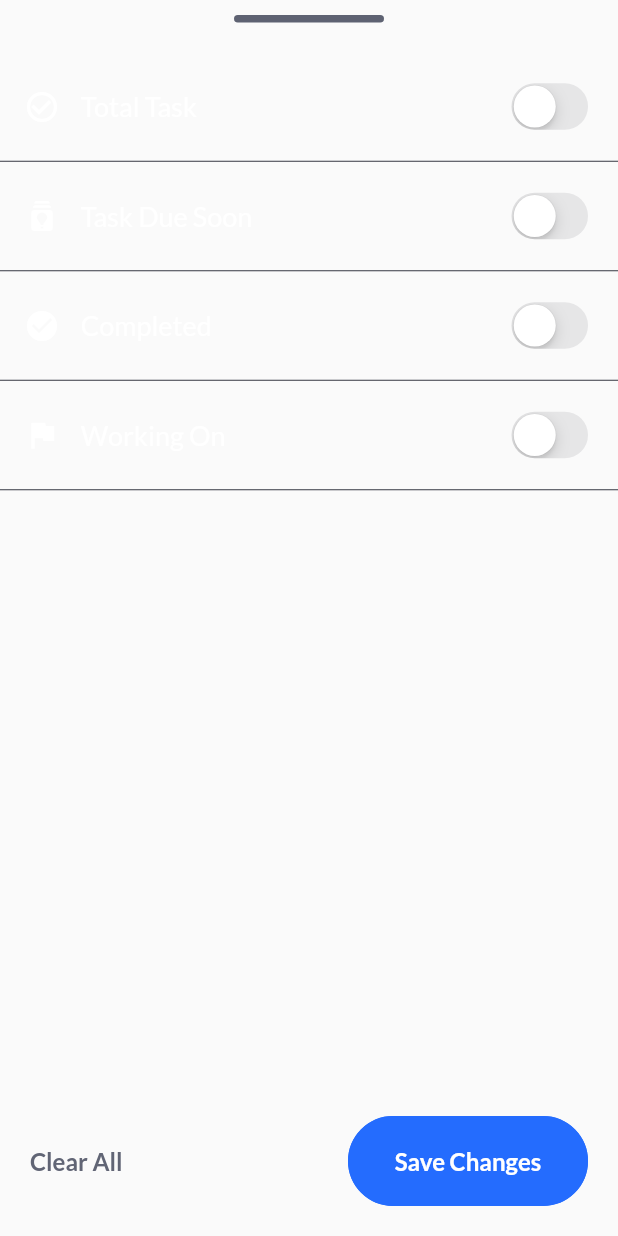
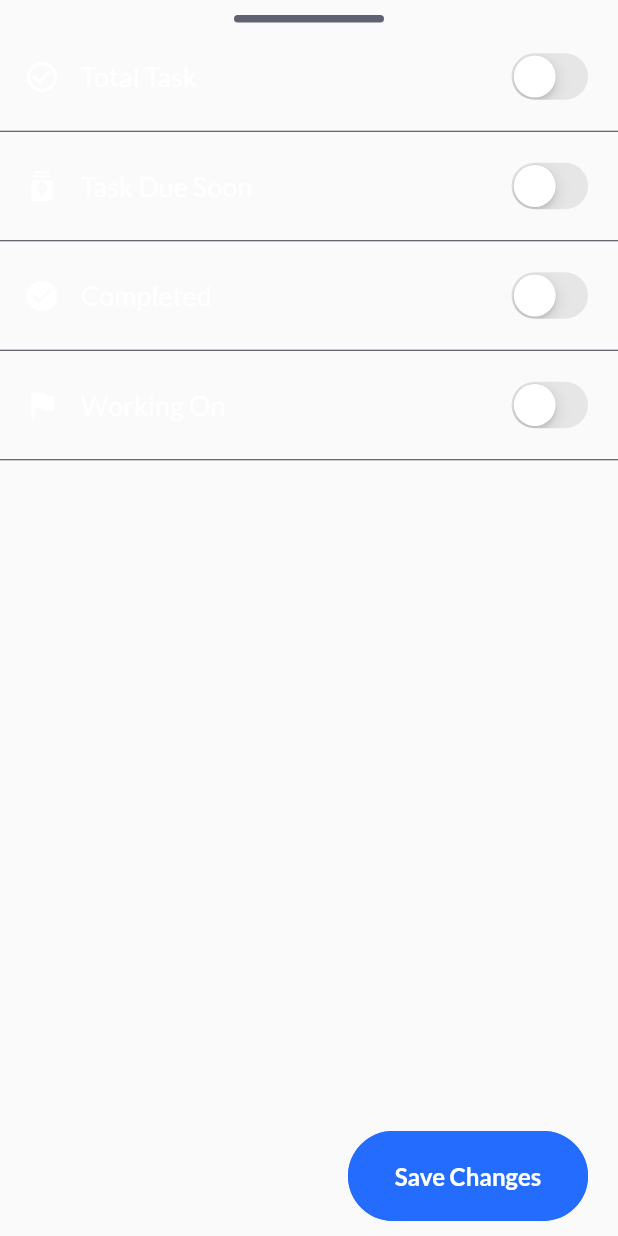
Before and after one commit to BooManLag/UMAK_PLM_Productivity, a Flutter app: the DashboardSettingsBottomSheet widget shown alone on an empty page, opened directly with empty values, on a phone screen of 412 x 824 dp. Run offline on Flutter 3.47's test engine with Material 2 defaults, Android fonts, the phone set to English and light mode, and no system bars; our stand-ins replace fl_chart, flutter_feather_icons, flutter_slidable, font_awesome_flutter, get, google_fonts and 2 more; missing offline and left inert: flutter_shapes.

Commit message:
Fixed Settings

```diff
--- a/lib/Screens/Dashboard/dashboard.dart
+++ b/lib/Screens/Dashboard/dashboard.dart
@@ -11,7 +11,6 @@ import 'package:productivity_app/widgets/BottomSheets/dashboard_settings_sheet.d
 import 'package:productivity_app/widgets/Buttons/primary_tab_buttons.dart';
 import 'package:productivity_app/widgets/Navigation/dasboard_header.dart';
 import 'package:productivity_app/widgets/Shapes/app_settings_icon.dart';
-
 import 'DashboardTabScreens/overview.dart';
 import 'DashboardTabScreens/productivity.dart';
 
--- a/lib/widgets/BottomSheets/dashboard_settings_sheet.dart
+++ b/lib/widgets/BottomSheets/dashboard_settings_sheet.dart
@@ -24,19 +24,14 @@ class DashboardSettingsBottomSheet extends StatelessWidget {
     return Column(children: [
       AppSpaces.verticalSpace10,
       BottomSheetHolder(),
-      AppSpaces.verticalSpace20,
       ToggleLabelOption(label: '    Total Task', notifierValue: totalTaskNotifier, icon: Icons.check_circle_outline),
       ToggleLabelOption(label: '    Task Due Soon', notifierValue: totalDueNotifier, icon: Icons.batch_prediction),
       ToggleLabelOption(label: '    Completed', notifierValue: totalCompletedNotifier, icon: Icons.check_circle),
       ToggleLabelOption(label: '    Working On', notifierValue: workingOnNotifier, icon: Icons.flag),
       Spacer(),
       Padding(
-        padding: EdgeInsets.only(right: 20.0, left: 20.0, bottom: 20.0),
-        child: Row(mainAxisAlignment: MainAxisAlignment.spaceBetween, children: [
-          AppTextButton(
-            buttonText: 'Clear All',
-            buttonSize: 16,
-          ),
+        padding: EdgeInsets.only(right: 20.0, left: 20.0, bottom: 10),
+        child: Row(mainAxisAlignment: MainAxisAlignment.end, children: [
           AppPrimaryButton(
             buttonHeight: 60,
             buttonWidth: 160,
```
